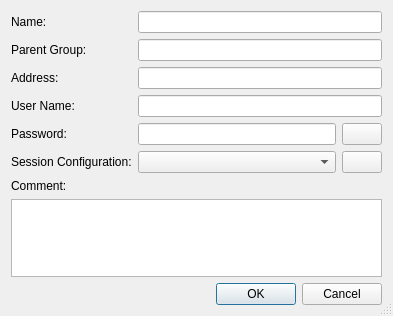
First picture: the form in source/console/computer_dialog.ui, repository dchapyshev/aspia, before the edit.
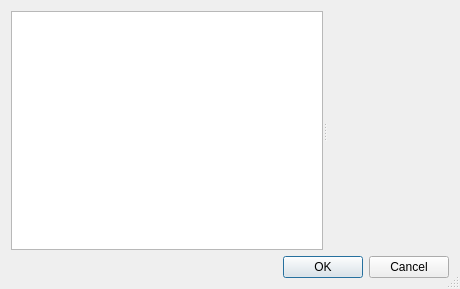
Second picture: the form after the edit. Icons and pictures are not drawn.

Commit message: - Reworked computer properties dialog.

The edit to the form file:
```diff
--- a/source/console/computer_dialog.ui
+++ b/source/console/computer_dialog.ui
@@ -9,8 +9,8 @@
    <rect>
     <x>0</x>
     <y>0</y>
-    <width>393</width>
-    <height>316</height>
+    <width>460</width>
+    <height>289</height>
    </rect>
   </property>
   <property name="windowTitle">
@@ -22,163 +22,43 @@
   <property name="modal">
    <bool>true</bool>
   </property>
-  <layout class="QVBoxLayout" name="verticalLayout_4">
+  <layout class="QVBoxLayout" name="verticalLayout">
    <item>
-    <layout class="QHBoxLayout" name="horizontalLayout_3">
-     <item>
-      <layout class="QVBoxLayout" name="verticalLayout">
-       <item>
-        <widget class="QLabel" name="label_name">
-         <property name="text">
-          <string>Name:</string>
-         </property>
-        </widget>
-       </item>
-       <item>
-        <widget class="QLabel" name="label_parent_name">
-         <property name="text">
-          <string>Parent Group:</string>
-         </property>
-        </widget>
-       </item>
-       <item>
-        <widget class="QLabel" name="label_address">
-         <property name="text">
-          <string>Address:</string>
-         </property>
-        </widget>
-       </item>
-       <item>
-        <widget class="QLabel" name="label_username">
-         <property name="text">
-          <string>User Name:</string>
-         </property>
-        </widget>
-       </item>
-       <item>
-        <widget class="QLabel" name="label_password">
-         <property name="text">
-          <string>Password:</string>
-         </property>
-        </widget>
-       </item>
-       <item>
-        <widget class="QLabel" name="label_session_config">
-         <property name="text">
-          <string>Session Configuration:</string>
-         </property>
-        </widget>
-       </item>
-      </layout>
-     </item>
-     <item>
-      <layout class="QVBoxLayout" name="verticalLayout_2">
-       <item>
-        <widget class="QLineEdit" name="edit_name">
-         <property name="maxLength">
-          <number>64</number>
-         </property>
-        </widget>
-       </item>
-       <item>
-        <widget class="QLineEdit" name="edit_parent_name">
-         <property name="maxLength">
-          <number>64</number>
-         </property>
-         <property name="readOnly">
-          <bool>true</bool>
-         </property>
-        </widget>
-       </item>
-       <item>
-        <widget class="QLineEdit" name="edit_address">
-         <property name="maxLength">
-          <number>64</number>
-         </property>
-        </widget>
-       </item>
-       <item>
-        <widget class="QLineEdit" name="edit_username">
-         <property name="maxLength">
-          <number>64</number>
-         </property>
-        </widget>
-       </item>
-       <item>
-        <layout class="QHBoxLayout" name="horizontalLayout_2">
-         <item>
-          <widget class="QLineEdit" name="edit_password">
-           <property name="maxLength">
-            <number>64</number>
-           </property>
-           <property name="echoMode">
-            <enum>QLineEdit::Password</enum>
-           </property>
-          </widget>
-         </item>
-         <item>
-          <widget class="QPushButton" name="button_show_password">
-           <property name="sizePolicy">
-            <sizepolicy hsizetype="Fixed" vsizetype="Fixed">
-             <horstretch>0</horstretch>
-             <verstretch>0</verstretch>
-            </sizepolicy>
-           </property>
-           <property name="text">
-            <string/>
-           </property>
-           <property name="icon">
-            <iconset resource="resources/console.qrc">
-             <normaloff>:/img/eye.png</normaloff>:/img/eye.png</iconset>
-           </property>
-           <property name="checkable">
-            <bool>true</bool>
-           </property>
-          </widget>
-         </item>
-        </layout>
-       </item>
-       <item>
-        <layout class="QHBoxLayout" name="horizontalLayout">
-         <item>
-          <widget class="QComboBox" name="combo_session_config"/>
-         </item>
-         <item>
-          <widget class="QPushButton" name="button_session_config">
-           <property name="sizePolicy">
-            <sizepolicy hsizetype="Fixed" vsizetype="Fixed">
-             <horstretch>0</horstretch>
-             <verstretch>0</verstretch>
-            </sizepolicy>
-           </property>
-           <property name="text">
-            <string/>
-           </property>
-           <property name="icon">
-            <iconset resource="resources/console.qrc">
-             <normaloff>:/img/settings.png</normaloff>:/img/settings.png</iconset>
-           </property>
-          </widget>
-         </item>
-        </layout>
-       </item>
-      </layout>
-     </item>
-    </layout>
-   </item>
-   <item>
-    <layout class="QVBoxLayout" name="verticalLayout_3">
-     <item>
-      <widget class="QLabel" name="label_comment">
+    <widget class="QSplitter" name="splitter">
+     <property name="orientation">
+      <enum>Qt::Horizontal</enum>
+     </property>
+     <widget class="QTreeWidget" name="tree">
+      <property name="sizePolicy">
+       <sizepolicy hsizetype="Preferred" vsizetype="Expanding">
+        <horstretch>0</horstretch>
+        <verstretch>0</verstretch>
+       </sizepolicy>
+      </property>
+      <property name="rootIsDecorated">
+       <bool>false</bool>
+      </property>
+      <property name="expandsOnDoubleClick">
+       <bool>false</bool>
+      </property>
+      <attribute name="headerVisible">
+       <bool>false</bool>
+      </attribute>
+      <column>
        <property name="text">
-        <string>Comment:</string>
+        <string/>
        </property>
-      </widget>
-     </item>
-     <item>
-      <widget class="QPlainTextEdit" name="edit_comment"/>
-     </item>
-    </layout>
+      </column>
+     </widget>
+     <widget class="QWidget" name="widget" native="true">
+      <property name="sizePolicy">
+       <sizepolicy hsizetype="Expanding" vsizetype="Expanding">
+        <horstretch>0</horstretch>
+        <verstretch>0</verstretch>
+       </sizepolicy>
+      </property>
+     </widget>
+    </widget>
    </item>
    <item>
     <widget class="QDialogButtonBox" name="button_box">
```
The commit also changes 18 other files.
